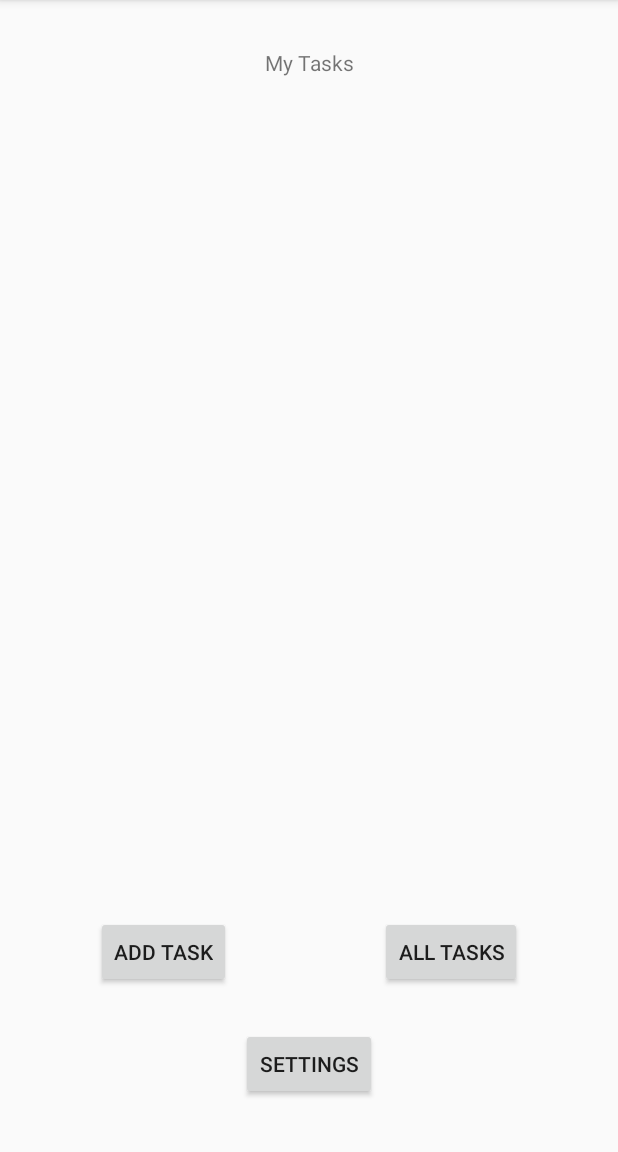
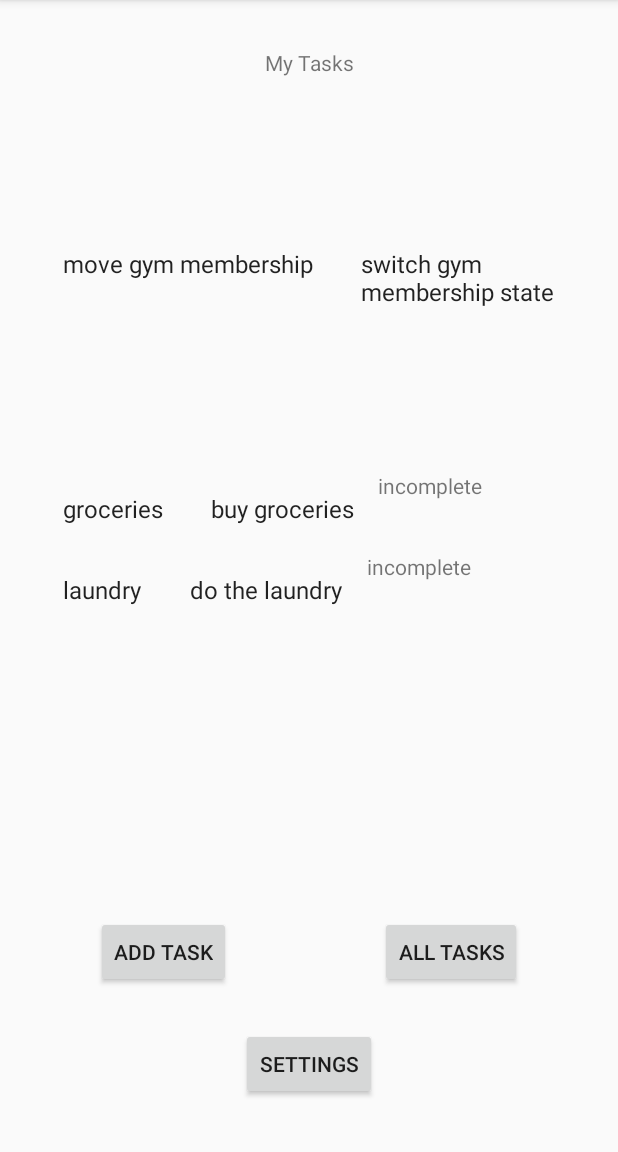
Before and after one commit to RomellPineda/taskmaster, an Android app: the screen it shows after launch (MainActivity), on a phone screen of 412 x 824 dp, the part 84-1236 px from its top. Run offline under Robolectric (Android 15) with nearby library versions, the phone set to English and light mode, and no system bars.

Commit message:
hard coded fragments

```diff
--- a/app/src/main/java/io/romellpineda/taskmaster/TaskFragment.java
+++ b/app/src/main/java/io/romellpineda/taskmaster/TaskFragment.java
@@ -15,6 +15,7 @@ import android.view.ViewGroup;
 import io.romellpineda.taskmaster.dummy.DummyContent;
 import io.romellpineda.taskmaster.dummy.DummyContent.DummyItem;
 
+import java.util.ArrayList;
 import java.util.List;
 
 /**
@@ -71,7 +72,13 @@ public class TaskFragment extends Fragment {
             } else {
                 recyclerView.setLayoutManager(new GridLayoutManager(context, mColumnCount));
             }
-//            recyclerView.setAdapter(new MyTaskRecyclerViewAdapter(Task.ITEMS, mListener));
+            List<Task> listOfTasks = new ArrayList<>();
+            listOfTasks.add(new Task("move gym membership", "switch gym membership state", "incomplete"));
+            listOfTasks.add(new Task("groceries", "buy groceries", "incomplete"));
+            listOfTasks.add(new Task("laundry", "do the laundry", "incomplete"));
+//            recyclerView.setAdapter(new MyTaskRecyclerViewAdapter(listOfTasks, mListener));
+            recyclerView.setAdapter(new MyTaskRecyclerViewAdapter(listOfTasks, null));
+
         }
         return view;
     }
@@ -82,9 +89,9 @@ public class TaskFragment extends Fragment {
         super.onAttach(context);
         if (context instanceof OnListFragmentInteractionListener) {
             mListener = (OnListFragmentInteractionListener) context;
-        } else {
-            throw new RuntimeException(context.toString()
-                    + " must implement OnListFragmentInteractionListener");
+//        } else {
+//            throw new RuntimeException(context.toString()
+//                    + " must implement OnListFragmentInteractionListener");
         }
     }
 
--- a/app/src/main/res/layout/activity_main.xml
+++ b/app/src/main/res/layout/activity_main.xml
@@ -25,13 +25,16 @@
         app:layout_constraintStart_toStartOf="parent"
         app:layout_constraintTop_toBottomOf="@+id/textView">
 
-        <androidx.recyclerview.widget.RecyclerView
-            android:layout_width="325dp"
-            android:layout_height="372dp"
+        <fragment
+            android:id="@+id/fragment7"
+            android:name="io.romellpineda.taskmaster.TaskFragment"
+            android:layout_width="wrap_content"
+            android:layout_height="wrap_content"
             app:layout_constraintBottom_toBottomOf="parent"
             app:layout_constraintEnd_toEndOf="parent"
             app:layout_constraintStart_toStartOf="parent"
-            app:layout_constraintTop_toTopOf="parent" />
+            app:layout_constraintTop_toTopOf="parent"
+            tools:layout="@layout/fragment_task_list" />
     </androidx.constraintlayout.widget.ConstraintLayout>
 
     <Button
```
